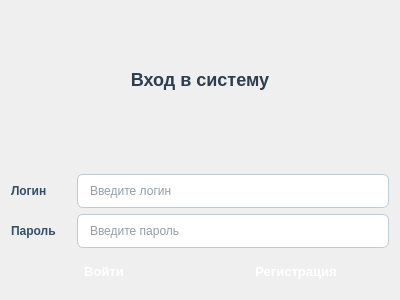
Taesonx/methods_project, file formauth.ui: the form before one commit.
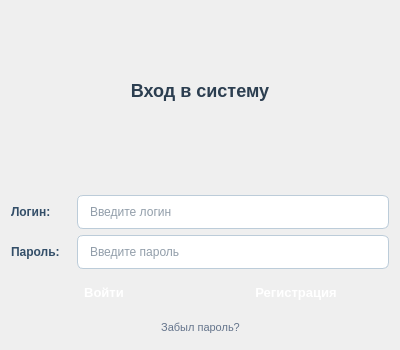
The form after the commit.

What changed in the file:
```diff
--- a/formauth.ui
+++ b/formauth.ui
@@ -7,7 +7,7 @@
     <x>0</x>
     <y>0</y>
     <width>400</width>
-    <height>300</height>
+    <height>350</height>
    </rect>
   </property>
   <property name="windowTitle">
@@ -19,6 +19,26 @@
                                 stop:0 #f0f4f8,
                                 stop:1 #d9e2ec);
     font-family: 'Segoe UI', 'Arial', sans-serif;
+}
+
+/* Кнопка "Забыл пароль" */
+QPushButton#forgotButton {
+    background: transparent;
+    color: #64748b;
+    border: none;
+    font-size: 11px;
+    font-weight: normal;
+    text-align: center;
+    padding: 5px;
+}
+
+QPushButton#forgotButton:hover {
+    color: #3b82f6;
+    text-decoration: underline;
+}
+
+QPushButton#forgotButton:pressed {
+    color: #2563eb;
 }</string>
   </property>
   <layout class="QVBoxLayout" name="verticalLayout_2">
@@ -121,7 +141,7 @@
 }</string>
          </property>
          <property name="text">
-          <string>Пароль</string>
+          <string>Пароль:</string>
          </property>
         </widget>
        </item>
@@ -136,7 +156,7 @@
 }</string>
          </property>
          <property name="text">
-          <string>Логин</string>
+          <string>Логин:</string>
          </property>
         </widget>
        </item>
@@ -210,6 +230,46 @@
        </item>
       </layout>
      </item>
+     <item>
+      <layout class="QHBoxLayout" name="forgotLayout">
+       <item>
+        <spacer name="forgotSpacer">
+         <property name="orientation">
+          <enum>Qt::Orientation::Horizontal</enum>
+         </property>
+         <property name="sizeHint" stdset="0">
+          <size>
+           <width>40</width>
+           <height>20</height>
+          </size>
+         </property>
+        </spacer>
+       </item>
+       <item>
+        <widget class="QPushButton" name="forgotButton">
+         <property name="text">
+          <string>Забыл пароль?</string>
+         </property>
+         <property name="cursor">
+          <cursorShape>PointingHandCursor</cursorShape>
+         </property>
+        </widget>
+       </item>
+       <item>
+        <spacer name="forgotSpacer2">
+         <property name="orientation">
+          <enum>Qt::Orientation::Horizontal</enum>
+         </property>
+         <property name="sizeHint" stdset="0">
+          <size>
+           <width>40</width>
+           <height>20</height>
+          </size>
+         </property>
+        </spacer>
+       </item>
+      </layout>
+     </item>
     </layout>
    </item>
   </layout>
```
Left out of the diff: 2 changed lines with no effect on the pictures.
